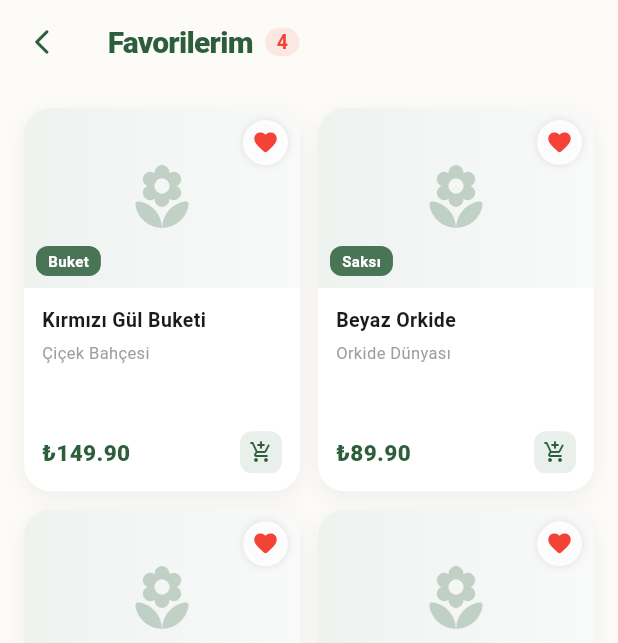
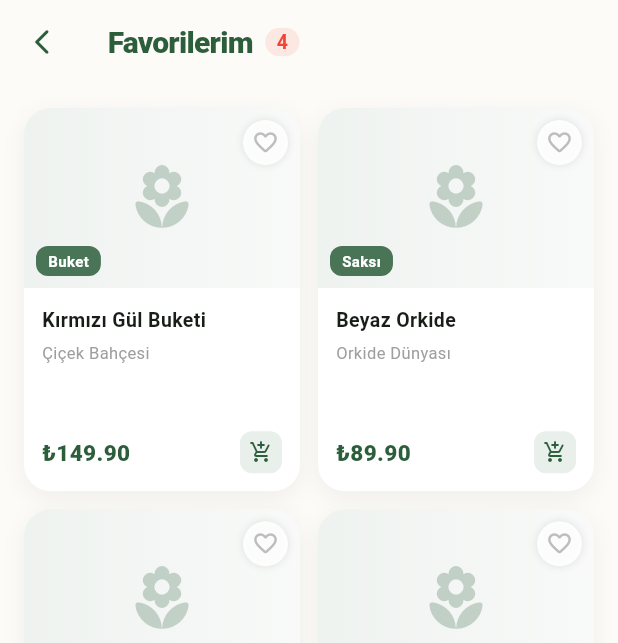
Before and after one commit to htarikcakmak/Florist, a Flutter app: the FavoritesScreen screen opened by its route, on a phone screen of 412 x 824 dp. Shown: the top 643 px of the screen. Run offline on Flutter 3.47's test engine with Material 3 defaults, Android fonts, the phone set to English and light mode, and no system bars; our stand-ins replace fl_chart, flutter_riverpod, flutter_secure_storage, go_router, shared_preferences; accounts and stored records are empty.

Commit message:
fix: favorites_screen toggleFavorite missing userId argument

```diff
--- a/lib/features/favorite/presentation/favorites_screen.dart
+++ b/lib/features/favorite/presentation/favorites_screen.dart
@@ -62,7 +62,15 @@ class FavoritesScreen extends ConsumerWidget {
               itemCount: demoFavorites.length,
               itemBuilder: (context, index) {
                 final flower = demoFavorites[index];
-                return _FavoriteCard(flower: flower, cardColor: cardColor, primary: primary, ref: ref);
+                final flowerId = int.tryParse(flower.id) ?? -1;
+                final isFavorite = favIds.contains(flowerId);
+                return _FavoriteCard(
+                  flower: flower,
+                  cardColor: cardColor,
+                  primary: primary,
+                  ref: ref,
+                  isFavorite: isFavorite,
+                );
               },
             ),
     );
@@ -79,7 +87,15 @@ class _FavoriteCard extends StatelessWidget {
   final _FavFlower flower;
   final Color cardColor, primary;
   final WidgetRef ref;
-  const _FavoriteCard({required this.flower, required this.cardColor, required this.primary, required this.ref});
+  final bool isFavorite;
+
+  const _FavoriteCard({
+    required this.flower,
+    required this.cardColor,
+    required this.primary,
+    required this.ref,
+    required this.isFavorite,
+  });
 
   @override
   Widget build(BuildContext context) {
@@ -108,7 +124,7 @@ class _FavoriteCard extends StatelessWidget {
                 top: 8, right: 8,
                 child: GestureDetector(
                   onTap: () {
-                    ref.read(favoriteProvider.notifier).toggleFavorite(flower.id);
+                    ref.read(favoriteProvider.notifier).toggleFavorite(flower.id, 1);
                     ScaffoldMessenger.of(context).showSnackBar(SnackBar(
                       content: Text('${flower.name} favorilerden çıkarıldı'),
                       behavior: SnackBarBehavior.floating,
@@ -118,7 +134,11 @@ class _FavoriteCard extends StatelessWidget {
                   child: Container(
                     padding: const EdgeInsets.all(6),
                     decoration: BoxDecoration(color: Colors.white.withOpacity(0.9), shape: BoxShape.circle, boxShadow: [BoxShadow(color: Colors.black.withOpacity(0.1), blurRadius: 4)]),
-                    child: const Icon(Icons.favorite_rounded, color: Colors.red, size: 18),
+                    child: Icon(
+                      isFavorite ? Icons.favorite_rounded : Icons.favorite_border_rounded,
+                      color: isFavorite ? Colors.red : Colors.grey.shade400,
+                      size: 18,
+                    ),
                   ),
                 ),
               ),
```
